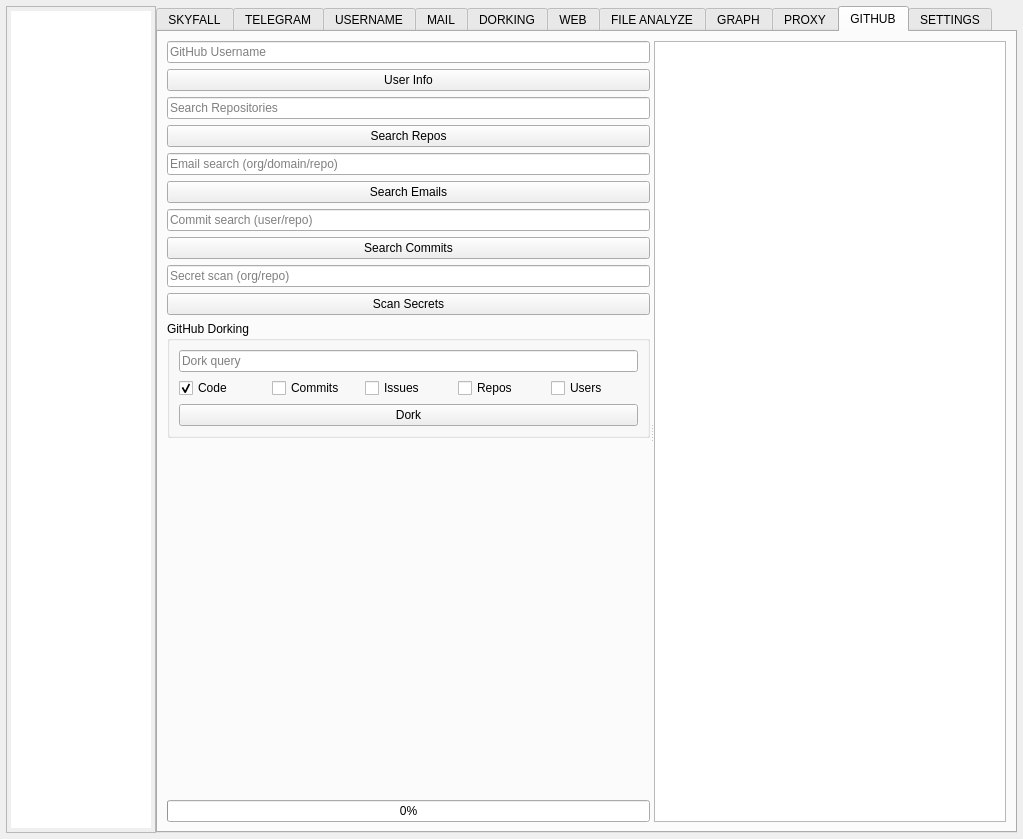
Above: resources/form.ui from Nighty3098/SkyFall before the change. Below: the same form after it.
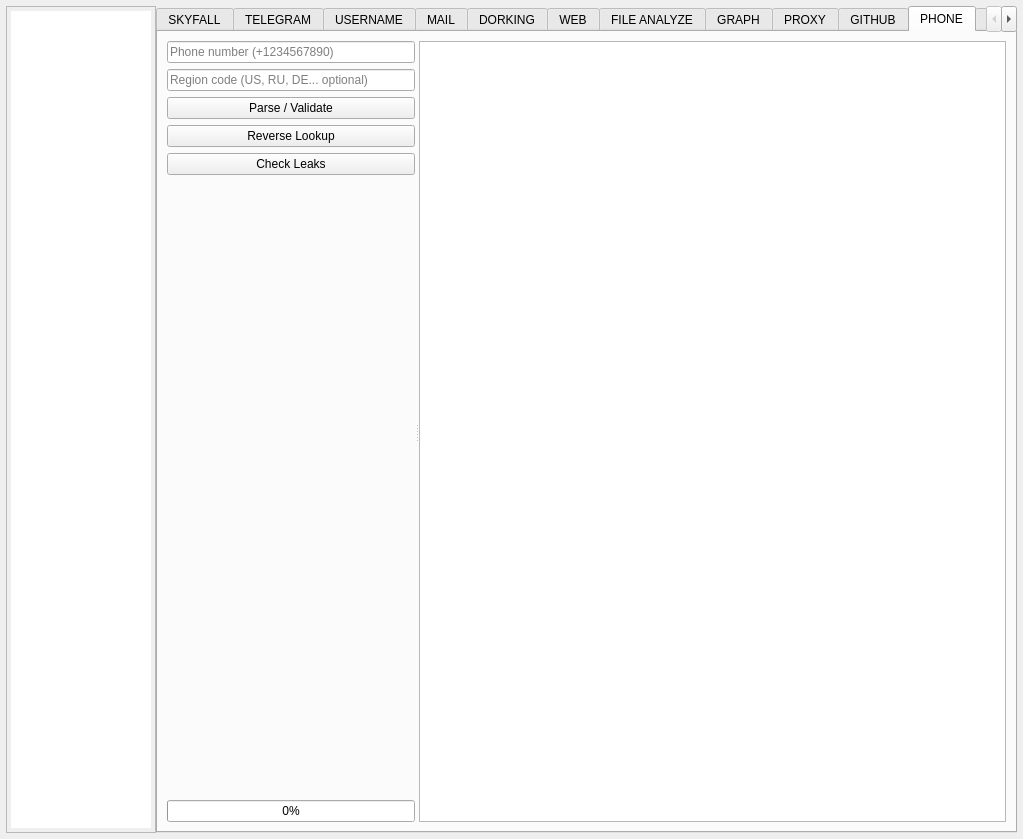
That is the form after the change. Custom widgets are drawn as their Qt base class.

Commit message: feat(phone): add phone OSINT module

The edit to the form file:
```diff
--- a/resources/form.ui
+++ b/resources/form.ui
@@ -60,7 +60,7 @@
          <enum>QTabWidget::TabPosition::North</enum>
         </property>
         <property name="currentIndex">
-         <number>9</number>
+         <number>10</number>
         </property>
         <property name="tabBarAutoHide">
          <bool>true</bool>
@@ -1432,6 +1432,90 @@
           </item>
          </layout>
         </widget>
+        <widget class="QWidget" name="phoneTab">
+         <attribute name="title">
+          <string>PHONE</string>
+         </attribute>
+         <layout class="QHBoxLayout" name="phoneHorizontalLayout">
+          <item>
+           <widget class="QSplitter" name="phoneSplitter">
+            <property name="orientation">
+             <enum>Qt::Orientation::Horizontal</enum>
+            </property>
+            <widget class="QWidget" name="phoneSettingsSection">
+             <layout class="QVBoxLayout" name="phoneSettingsLayout">
+              <item>
+               <widget class="QLineEdit" name="phoneNumberEdit">
+                <property name="placeholderText">
+                 <string>Phone number (+1234567890)</string>
+                </property>
+               </widget>
+              </item>
+              <item>
+               <widget class="QLineEdit" name="phoneRegionEdit">
+                <property name="placeholderText">
+                 <string>Region code (US, RU, DE... optional)</string>
+                </property>
+               </widget>
+              </item>
+              <item>
+               <widget class="QPushButton" name="phoneParseBtn">
+                <property name="text">
+                 <string>Parse / Validate</string>
+                </property>
+               </widget>
+              </item>
+              <item>
+               <widget class="QPushButton" name="phoneLookupBtn">
+                <property name="text">
+                 <string>Reverse Lookup</string>
+                </property>
+               </widget>
+              </item>
+              <item>
+               <widget class="QPushButton" name="phoneLeakBtn">
+                <property name="text">
+                 <string>Check Leaks</string>
+                </property>
+               </widget>
+              </item>
+              <item>
+               <spacer name="phoneVerticalSpacer">
+                <property name="orientation">
+                 <enum>Qt::Orientation::Vertical</enum>
+                </property>
+                <property name="sizeHint" stdset="0">
+                 <size>
+                  <width>20</width>
+                  <height>40</height>
+                 </size>
+                </property>
+               </spacer>
+              </item>
+              <item>
+               <widget class="QProgressBar" name="phoneProgress">
+                <property name="value">
+                 <number>0</number>
+                </property>
+               </widget>
+              </item>
+             </layout>
+            </widget>
+            <widget class="QWidget" name="phoneDebugSection">
+             <layout class="QVBoxLayout" name="phoneDebugLayout">
+              <item>
+               <widget class="QPlainTextEdit" name="phoneDebug">
+                <property name="readOnly">
+                 <bool>true</bool>
+                </property>
+               </widget>
+              </item>
+             </layout>
+            </widget>
+           </widget>
+          </item>
+         </layout>
+        </widget>
         <widget class="QWidget" name="settingsTab">
          <attribute name="title">
           <string>SETTINGS</string>
```
Left out of the diff: 14 changed lines with no effect on the pictures. The commit also changes 6 other files.
